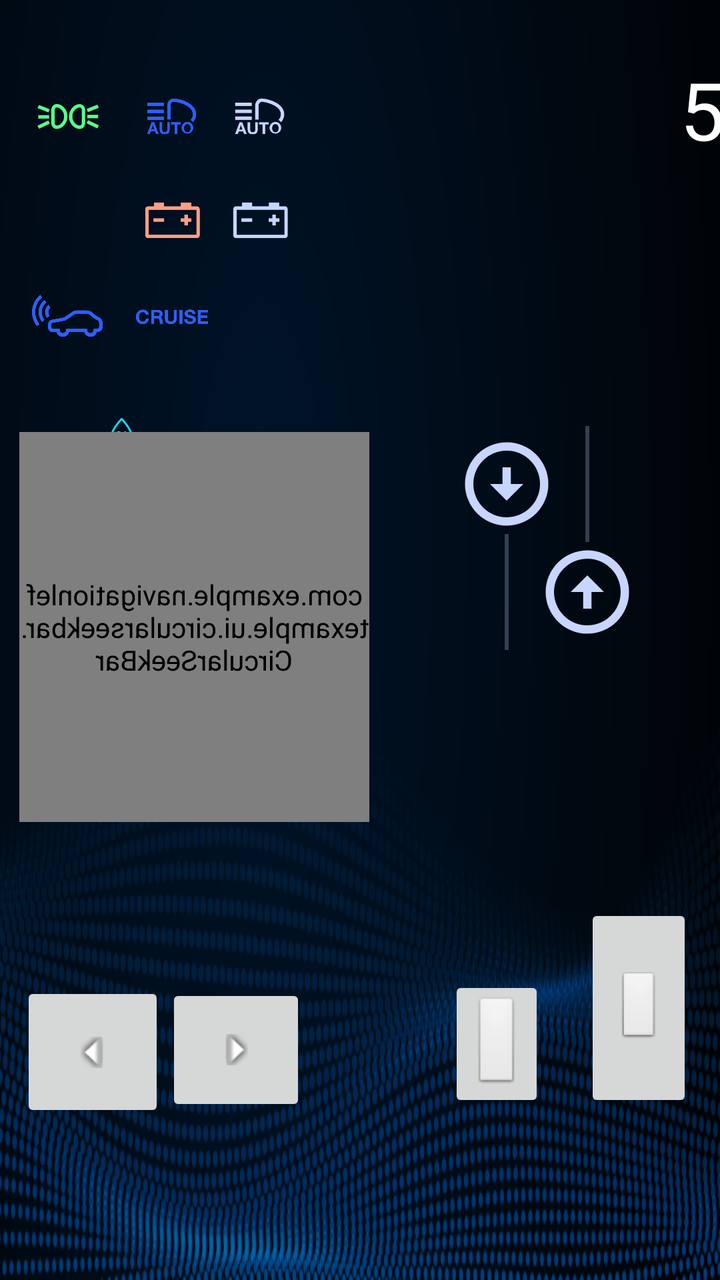
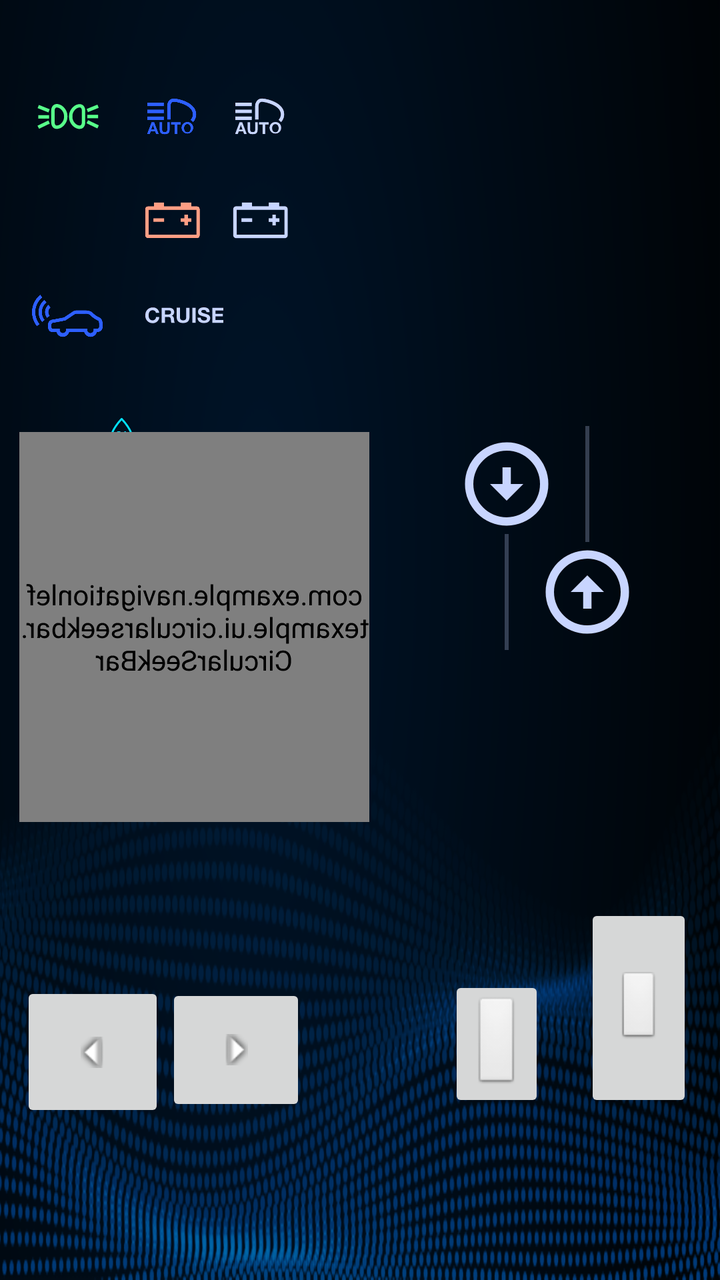

An Android layout rendered at two revisions. The XML below is the earlier revision; the diff shows what the commit changed to produce the second picture.
<!-- AndroidManifest.xml: application theme Theme.NavigationLeftExample -->
<!-- res/layout/fragment_home.xml -->
<?xml version="1.0" encoding="utf-8"?>
<layout xmlns:android="http://schemas.android.com/apk/res/android"

    xmlns:app="http://schemas.android.com/apk/res-auto"
    xmlns:tools="http://schemas.android.com/tools">

    <data>
        <variable
        name="bluetoothViewModelData"
        type="com.example.navigationleftexample.ui.bluetooth.BluetoothViewModel"/>
    </data>



<androidx.constraintlayout.widget.ConstraintLayout


    android:id="@+id/rootRL"
    android:layout_width="match_parent"
    android:layout_height="match_parent"
    android:background="@drawable/home_background"
    android:fitsSystemWindows="true"
    tools:context=".ui.home.HomeFragment">


    <ImageView
        android:layout_width="36dp"
        android:layout_height="36dp"
        android:layout_marginStart="440dp"
        android:layout_marginTop="36dp"
        android:src="@drawable/dashboard_dir_compass"
        app:layout_constraintHorizontal_bias="0.953"
        app:layout_constraintLeft_toLeftOf="parent"
        app:layout_constraintRight_toRightOf="parent"
        app:layout_constraintStart_toStartOf="parent"
        app:layout_constraintTop_toTopOf="parent"
        app:navGraph="@navigation/mobile_navigation" />

    <ImageView
        android:id="@+id/nordCompass"
        android:layout_width="36dp"
        android:layout_height="36dp"
        android:layout_marginStart="440dp"
        android:layout_marginTop="36dp"
        android:src="@drawable/dashboard_nord_compass"
        app:layout_constraintHorizontal_bias="0.953"
        app:layout_constraintLeft_toLeftOf="parent"
        app:layout_constraintRight_toRightOf="parent"
        app:layout_constraintStart_toStartOf="parent"
        app:layout_constraintTop_toTopOf="parent"
        app:navGraph="@navigation/mobile_navigation" />

    <ImageView
        android:layout_width="25dp"
        android:layout_height="26dp"
        android:layout_marginStart="48dp"
        android:layout_marginTop="204dp"
        android:src="@drawable/dashboard_humidity"
        app:layout_constraintHorizontal_bias="0.953"
        app:layout_constraintLeft_toLeftOf="parent"
        app:layout_constraintRight_toRightOf="parent"
        app:layout_constraintStart_toStartOf="parent"
        app:layout_constraintTop_toTopOf="parent"
        app:navGraph="@navigation/mobile_navigation" />

    <ImageView
        android:layout_width="36dp"
        android:layout_height="36dp"
        android:layout_marginStart="16dp"
        android:layout_marginTop="40dp"
        android:src="@drawable/dashboard_gabarit_on"
        app:layout_constraintHorizontal_bias="0.953"
        app:layout_constraintLeft_toLeftOf="parent"
        app:layout_constraintRight_toRightOf="parent"
        app:layout_constraintStart_toStartOf="parent"
        app:layout_constraintTop_toTopOf="parent"
        app:navGraph="@navigation/mobile_navigation" />

    <ImageView
        android:layout_width="36dp"
        android:layout_height="36dp"
        android:layout_marginStart="68dp"
        android:layout_marginTop="40dp"
        android:src="@drawable/dashboard_auto_light_on"
        app:layout_constraintHorizontal_bias="0.953"
        app:layout_constraintLeft_toLeftOf="parent"
        app:layout_constraintRight_toRightOf="parent"
        app:layout_constraintStart_toStartOf="parent"
        app:layout_constraintTop_toTopOf="parent"
        app:navGraph="@navigation/mobile_navigation" />



    <ImageButton
        android:id="@+id/signalOffButton"
        android:layout_width="36dp"
        android:layout_height="36dp"
        android:layout_marginStart="664dp"
        android:layout_marginTop="128dp"
        android:background="@null"
        android:clickable="true"
        android:src="@drawable/dashboard_signal_off"
        app:layout_constraintHorizontal_bias="0.953"
        app:layout_constraintLeft_toLeftOf="parent"
        app:layout_constraintRight_toRightOf="parent"
        app:layout_constraintStart_toStartOf="parent"
        app:layout_constraintTop_toTopOf="parent"
        app:navGraph="@navigation/mobile_navigation" />



    <ImageView
        android:layout_width="36dp"
        android:layout_height="36dp"
        android:layout_marginStart="68dp"
        android:layout_marginTop="92dp"
        android:src="@drawable/dashboard_akku_on"
        app:layout_constraintHorizontal_bias="0.953"
        app:layout_constraintLeft_toLeftOf="parent"
        app:layout_constraintRight_toRightOf="parent"
        app:layout_constraintStart_toStartOf="parent"
        app:layout_constraintTop_toTopOf="parent"
        app:navGraph="@navigation/mobile_navigation" />

    <ImageView
        android:layout_width="36dp"
        android:layout_height="36dp"
        android:layout_marginStart="16dp"
        android:layout_marginTop="140dp"
        android:src="@drawable/dashboard_camera_on"
        app:layout_constraintHorizontal_bias="0.953"
        app:layout_constraintLeft_toLeftOf="parent"
        app:layout_constraintRight_toRightOf="parent"
        app:layout_constraintStart_toStartOf="parent"
        app:layout_constraintTop_toTopOf="parent"
        app:navGraph="@navigation/mobile_navigation" />


    <ImageView
        android:layout_width="36dp"
        android:layout_height="36dp"
        android:layout_marginStart="68dp"
        android:layout_marginTop="140dp"
        android:src="@drawable/dashboard_cruise_on"
        app:layout_constraintHorizontal_bias="0.953"
        app:layout_constraintLeft_toLeftOf="parent"
        app:layout_constraintRight_toRightOf="parent"
        app:layout_constraintStart_toStartOf="parent"
        app:layout_constraintTop_toTopOf="parent"
        app:navGraph="@navigation/mobile_navigation" />


    <ImageView
        android:layout_width="36dp"
        android:layout_height="36dp"
        android:layout_marginStart="608dp"
        android:layout_marginTop="40dp"
        android:src="@drawable/dashboard_left_on"
        app:layout_constraintHorizontal_bias="0.953"
        app:layout_constraintLeft_toLeftOf="parent"
        app:layout_constraintRight_toRightOf="parent"
        app:layout_constraintStart_toStartOf="parent"
        app:layout_constraintTop_toTopOf="parent"
        app:navGraph="@navigation/mobile_navigation" />


    <ImageView
        android:layout_width="36dp"
        android:layout_height="36dp"
        android:layout_marginStart="608dp"
        android:layout_marginTop="88dp"
        android:src="@drawable/dashboard_light_on"
        app:layout_constraintHorizontal_bias="0.953"
        app:layout_constraintLeft_toLeftOf="parent"
        app:layout_constraintRight_toRightOf="parent"
        app:layout_constraintStart_toStartOf="parent"
        app:layout_constraintTop_toTopOf="parent"
        app:navGraph="@navigation/mobile_navigation" />

    <ImageView
        android:layout_width="36dp"
        android:layout_height="36dp"
        android:layout_marginStart="664dp"
        android:layout_marginTop="88dp"
        android:src="@drawable/dashboard_parktronic_on"
        app:layout_constraintHorizontal_bias="0.953"
        app:layout_constraintLeft_toLeftOf="parent"
        app:layout_constraintRight_toRightOf="parent"
        app:layout_constraintStart_toStartOf="parent"
        app:layout_constraintTop_toTopOf="parent"
        app:navGraph="@navigation/mobile_navigation" />

    <ImageView
        android:layout_width="36dp"
        android:layout_height="36dp"
        android:layout_marginStart="664dp"
        android:layout_marginTop="40dp"
        android:src="@drawable/dashboard_right_on"
        app:layout_constraintHorizontal_bias="0.953"
        app:layout_constraintLeft_toLeftOf="parent"
        app:layout_constraintRight_toRightOf="parent"
        app:layout_constraintStart_toStartOf="parent"
        app:layout_constraintTop_toTopOf="parent"
        app:navGraph="@navigation/mobile_navigation" />

    <ImageView
        android:layout_width="36dp"
        android:layout_height="36dp"
        android:layout_marginStart="608dp"
        android:layout_marginTop="128dp"
        android:src="@drawable/dashboard_warning_on"
        app:layout_constraintHorizontal_bias="0.953"
        app:layout_constraintLeft_toLeftOf="parent"
        app:layout_constraintRight_toRightOf="parent"
        app:layout_constraintStart_toStartOf="parent"
        app:layout_constraintTop_toTopOf="parent"
        app:navGraph="@navigation/mobile_navigation" />

    <ImageView
        android:layout_width="36dp"
        android:layout_height="36dp"
        android:layout_marginStart="112dp"
        android:layout_marginTop="92dp"
        android:src="@drawable/dashboard_akku"
        app:layout_constraintHorizontal_bias="0.953"
        app:layout_constraintLeft_toLeftOf="parent"
        app:layout_constraintRight_toRightOf="parent"
        app:layout_constraintStart_toStartOf="parent"
        app:layout_constraintTop_toTopOf="parent"
        app:navGraph="@navigation/mobile_navigation" />

    <ImageView
        android:layout_width="36dp"
        android:layout_height="36dp"
        android:layout_marginStart="112dp"
        android:layout_marginTop="40dp"
        android:src="@drawable/dashboard_auto_light"
        app:layout_constraintHorizontal_bias="0.953"
        app:layout_constraintLeft_toLeftOf="parent"
        app:layout_constraintRight_toRightOf="parent"
        app:layout_constraintStart_toStartOf="parent"
        app:layout_constraintTop_toTopOf="parent"
        app:navGraph="@navigation/mobile_navigation" />



    <com.example.navigationleftexample.ui.circularseekbar.CircularSeekBar
        android:id="@+id/circularSeekbar"
        android:layout_width="175dp"
        android:layout_height="195dp"
        android:layout_marginTop="216dp"
        android:rotationY="180"
        app:circle_color="#C8D5FF"
        app:circle_x_radius="130dp"
        app:circle_y_radius="150dp"
        app:end_angle="0"
        app:layout_constraintHorizontal_bias="0.053"
        app:layout_constraintLeft_toLeftOf="parent"
        app:layout_constraintRight_toRightOf="parent"
        app:layout_constraintTop_toTopOf="parent"
        app:max="140"
        app:navGraph="@navigation/mobile_navigation"
        app:pointer_alpha_ontouch="100"
        app:pointer_color="#0174DF"
        app:pointer_halo_color="#880174DF"
        app:progress="70"
        app:start_angle="180"

        app:use_custom_radii="true"
        tools:ignore="MissingConstraints" />


    <SeekBar
        android:id="@+id/speedSeekBar"
        android:layout_width="120dp"
        android:layout_height="130dp"
        android:layout_marginTop="192dp"
        android:progress="0"
        android:progressBackgroundTint="#C8D5FF"
        android:rotation="270"
        android:splitTrack="true"
        android:thumb="@drawable/arrow_circle_up"
        android:thumbOffset="20dp"
        android:thumbTint="#C8D5FF"
        app:defaultNavHost="true"
        app:layout_constraintHorizontal_bias="0.973"
        app:layout_constraintLeft_toLeftOf="parent"
        app:layout_constraintRight_toRightOf="parent"
        app:layout_constraintTop_toTopOf="parent"
        app:navGraph="@navigation/mobile_navigation" />

    <SeekBar
        android:id="@+id/speedBackSeekBar"
        android:layout_width="120dp"
        android:layout_height="130dp"
        android:layout_marginTop="216dp"
        android:progress="0"
        android:progressBackgroundTint="#C8D5FF"
        android:rotation="90"
        android:splitTrack="true"
        android:thumb="@drawable/arrow_circle_up"
        android:thumbOffset="20dp"
        android:thumbTint="#C8D5FF"
        app:defaultNavHost="true"
        app:layout_constraintHorizontal_bias="0.805"
        app:layout_constraintLeft_toLeftOf="parent"
        app:layout_constraintRight_toRightOf="parent"
        app:layout_constraintTop_toTopOf="parent"
        app:navGraph="@navigation/mobile_navigation" />

    <ImageButton
        android:id="@+id/right"
        android:layout_width="62dp"
        android:layout_height="74dp"
        android:layout_marginTop="488dp"
        android:rotation="270"
        android:src="@android:drawable/arrow_down_float"
        app:layout_constraintHorizontal_bias="0.292"
        app:layout_constraintLeft_toLeftOf="parent"
        app:layout_constraintRight_toRightOf="parent"
        app:layout_constraintTop_toTopOf="parent"
        app:navGraph="@navigation/mobile_navigation" />

    <ImageButton
        android:id="@+id/left"
        android:layout_width="66dp"
        android:layout_height="76dp"
        android:layout_marginTop="488dp"
        android:rotation="90"
        android:src="@android:drawable/arrow_down_float"
        app:layout_constraintHorizontal_bias="0.045"
        app:layout_constraintLeft_toLeftOf="parent"
        app:layout_constraintRight_toRightOf="parent"
        app:layout_constraintTop_toTopOf="parent"
        app:navGraph="@navigation/mobile_navigation" />

    <ImageButton
        android:id="@+id/throttle"
        android:layout_width="54dp"
        android:layout_height="104dp"
        android:layout_marginTop="452dp"
        android:src="@android:drawable/btn_default_small"
        app:layout_constraintHorizontal_bias="0.955"
        app:layout_constraintLeft_toLeftOf="parent"
        app:layout_constraintRight_toRightOf="parent"
        app:layout_constraintTop_toTopOf="parent"
        app:navGraph="@navigation/mobile_navigation" />

    <ImageButton
        android:id="@+id/brake"
        android:layout_width="wrap_content"
        android:layout_height="wrap_content"
        android:layout_marginTop="488dp"
        android:src="@android:drawable/btn_default"
        app:layout_constraintHorizontal_bias="0.719"
        app:layout_constraintLeft_toLeftOf="parent"
        app:layout_constraintRight_toRightOf="parent"
        app:layout_constraintTop_toTopOf="parent"
        app:navGraph="@navigation/mobile_navigation" />


    <ImageButton
        android:id="@+id/onOffButton"
        android:layout_width="36dp"
        android:layout_height="36dp"
        android:layout_marginStart="504dp"
        android:layout_marginTop="128dp"
        android:background="@null"
        android:clickable="true"
        android:src="@drawable/dashboard_off_on"
        app:layout_constraintHorizontal_bias="0.953"
        app:layout_constraintLeft_toLeftOf="parent"
        app:layout_constraintRight_toRightOf="parent"
        app:layout_constraintStart_toStartOf="parent"
        app:layout_constraintTop_toTopOf="parent"
        app:navGraph="@navigation/mobile_navigation" />

    <TextView
        android:id="@+id/textViewTempUnitMeasurment"
        android:layout_width="16dp"
        android:layout_height="17dp"
        android:layout_marginStart="564dp"
        android:layout_marginTop="56dp"
        android:text="\u2103"
        android:textColor="#03E3FC"
        app:layout_constraintHorizontal_bias="0.953"
        app:layout_constraintLeft_toLeftOf="parent"
        app:layout_constraintRight_toRightOf="parent"
        app:layout_constraintStart_toStartOf="parent"
        app:layout_constraintTop_toTopOf="parent"
        app:navGraph="@navigation/mobile_navigation" />

    <TextView
        android:id="@+id/textViewSpeedUnitMeasurment"
        android:layout_width="wrap_content"
        android:layout_height="wrap_content"
        android:layout_marginStart="368dp"
        android:layout_marginTop="56dp"
        android:text="km/h"
        android:textColor="#03E3FC"
        app:layout_constraintHorizontal_bias="0.953"
        app:layout_constraintLeft_toLeftOf="parent"
        app:layout_constraintRight_toRightOf="parent"
        app:layout_constraintStart_toStartOf="parent"
        app:layout_constraintTop_toTopOf="parent"
        app:navGraph="@navigation/mobile_navigation" />

    <TextView
        android:id="@+id/textViewSpeedValue"
        android:layout_width="26dp"
        android:layout_height="47dp"
        android:layout_marginStart="340dp"
        android:layout_marginTop="28dp"
        android:text="5"
        android:textColor="#FFFFFF"
        android:textSize="40dp"
        app:layout_constraintHorizontal_bias="0.953"
        app:layout_constraintLeft_toLeftOf="parent"
        app:layout_constraintRight_toRightOf="parent"
        app:layout_constraintStart_toStartOf="parent"
        app:layout_constraintTop_toTopOf="parent"
        app:navGraph="@navigation/mobile_navigation" />

    <TextView
        android:id="@+id/textViewTempValue"
        android:layout_width="61dp"
        android:layout_height="38dp"
        android:layout_marginStart="504dp"
        android:layout_marginTop="40dp"
        android:text="@{bluetoothViewModelData.tempSensor.toString()}"
        android:textColor="#FFFFFF"
        android:textSize="30dp"
        app:layout_constraintHorizontal_bias="0.953"
        app:layout_constraintLeft_toLeftOf="parent"
        app:layout_constraintRight_toRightOf="parent"
        app:layout_constraintStart_toStartOf="parent"
        app:layout_constraintTop_toTopOf="parent"
        app:navGraph="@navigation/mobile_navigation" />

    <TextView
        android:id="@+id/textViewHumidityValue"
        android:layout_width="35dp"
        android:layout_height="40dp"
        android:layout_marginStart="16dp"
        android:layout_marginTop="192dp"
        android:text="@{bluetoothViewModelData.humiditySensor.toString()}"
        android:textColor="#FFFFFF"
        android:textSize="30dp"
        app:layout_constraintHorizontal_bias="0.953"
        app:layout_constraintLeft_toLeftOf="parent"
        app:layout_constraintRight_toRightOf="parent"
        app:layout_constraintStart_toStartOf="parent"
        app:layout_constraintTop_toTopOf="parent"
        app:navGraph="@navigation/mobile_navigation" />


</androidx.constraintlayout.widget.ConstraintLayout>

    </layout>
<!-- resources referenced by this layout -->
<resources>
  <!-- drawable arrow_circle_up (drawable) -->
  <vector xmlns:android="http://schemas.android.com/apk/res/android" android:height="50dp" android:tint="#000000" android:viewportHeight="24" android:viewportWidth="24" android:width="50dp" >
  
      <group
          android:pivotX="12"
          android:pivotY="12"
          android:rotation="90">
  
      <path android:fillColor="@android:color/white"  android:pathData="M12,20c-4.41,0 -8,-3.59 -8,-8s3.59,-8 8,-8s8,3.59 8,8S16.41,20 12,20M12,22c5.52,0 10,-4.48 10,-10c0,-5.52 -4.48,-10 -10,-10C6.48,2 2,6.48 2,12C2,17.52 6.48,22 12,22L12,22zM11,12l0,4h2l0,-4h3l-4,-4l-4,4H11z"/>
  
      </group>
  
  </vector>
  <!-- drawable dashboard_cruise_on: vector/xml drawable (drawable, 2947 chars, omitted) -->
  <!-- drawable dashboard_dir_compass (drawable) -->
  <vector xmlns:android="http://schemas.android.com/apk/res/android"
      android:width="39dp"
      android:height="39dp"
      android:viewportWidth="39"
      android:viewportHeight="39">
    <path
        android:pathData="M19.437,16.704L15.754,28.379C15.712,28.519 15.866,28.639 15.993,28.561L19.507,26.354L23.014,28.554C23.141,28.632 23.295,28.512 23.253,28.372L19.437,16.704ZM19.5,25.258C18.888,25.258 18.389,24.759 18.389,24.147C18.389,23.536 18.888,23.037 19.5,23.037C20.111,23.037 20.61,23.536 20.61,24.147C20.61,24.759 20.111,25.258 19.5,25.258Z"
        android:strokeLineJoin="round"
        android:strokeWidth="0.5"
        android:fillColor="#FF3300"
        android:strokeColor="#FF3300"/>
  </vector>
  <!-- drawable dashboard_signal_off (drawable) -->
  <vector xmlns:android="http://schemas.android.com/apk/res/android"
      android:width="39dp"
      android:height="39dp"
      android:viewportWidth="39"
      android:viewportHeight="39">
    <path
        android:pathData="M30.672,18.891V21.917H29.436C29.436,20.365 27.498,20.059 27.498,20.059H17.591C10.938,20.059 10.542,25.782 10.542,25.782H9V12H10.542C10.542,12 10.938,17.735 17.591,17.735H27.498C27.498,17.735 29.436,17.418 29.436,15.876H30.672V18.891Z"
        android:fillColor="#C8D5FF"/>
    <path
        android:pathData="M21.389,26.168C17.58,26.168 14.713,24.547 14.713,22.405C14.713,20.263 17.58,18.642 21.389,18.642C25.197,18.642 28.076,20.263 28.076,22.405C28.076,24.547 25.186,26.168 21.389,26.168ZM21.389,20.501C18.453,20.501 16.572,21.634 16.572,22.405C16.572,23.176 18.453,24.309 21.389,24.309C24.325,24.309 26.217,23.176 26.217,22.405C26.217,21.634 24.325,20.501 21.389,20.501Z"
        android:fillColor="#C8D5FF"/>
  </vector>
  <style name="Theme.NavigationLeftExample" parent="Theme.MaterialComponents.DayNight.DarkActionBar">
          
          <item name="colorPrimary">@color/purple_500</item>
          <item name="colorPrimaryVariant">@color/purple_700</item>
          <item name="colorOnPrimary">@color/white</item>
          
          <item name="colorSecondary">@color/teal_200</item>
          <item name="colorSecondaryVariant">@color/teal_700</item>
          <item name="colorOnSecondary">@color/black</item>
          
          <item name="android:statusBarColor">?attr/colorPrimaryVariant</item>
  
          
      </style>
  <color name="purple_500">#FF6200EE</color>
  <color name="purple_700">#FF3700B3</color>
  <color name="white">#FFFFFFFF</color>
  <color name="teal_200">#FF03DAC5</color>
  <color name="teal_700">#FF018786</color>
  <color name="black">#FF000000</color>
  <!-- unchanged entries left out for length: 15 -->
</resources>

<!-- the commit's change to res/layout/fragment_home.xml (unified diff, before → after) -->
@@ -136,18 +136,6 @@
         app:navGraph="@navigation/mobile_navigation" />
 
 
-    <ImageView
-        android:layout_width="36dp"
-        android:layout_height="36dp"
-        android:layout_marginStart="68dp"
-        android:layout_marginTop="140dp"
-        android:src="@drawable/dashboard_cruise_on"
-        app:layout_constraintHorizontal_bias="0.953"
-        app:layout_constraintLeft_toLeftOf="parent"
-        app:layout_constraintRight_toRightOf="parent"
-        app:layout_constraintStart_toStartOf="parent"
-        app:layout_constraintTop_toTopOf="parent"
-        app:navGraph="@navigation/mobile_navigation" />
 
 
     <ImageView
@@ -375,6 +363,22 @@
         app:layout_constraintTop_toTopOf="parent"
         app:navGraph="@navigation/mobile_navigation" />
 
+    <ImageButton
+        android:id="@+id/cruiseButtonOff"
+        android:layout_width="48dp"
+        android:layout_height="34dp"
+        android:layout_marginStart="68dp"
+        android:layout_marginTop="140dp"
+        android:background="@null"
+        android:clickable="true"
+        android:src="@drawable/dashboard_cruise_off"
+        app:layout_constraintHorizontal_bias="0.953"
+        app:layout_constraintLeft_toLeftOf="parent"
+        app:layout_constraintRight_toRightOf="parent"
+        app:layout_constraintStart_toStartOf="parent"
+        app:layout_constraintTop_toTopOf="parent"
+        app:navGraph="@navigation/mobile_navigation" />
+
     <TextView
         android:id="@+id/textViewTempUnitMeasurment"
         android:layout_width="16dp"
@@ -396,7 +400,7 @@
         android:layout_height="wrap_content"
         android:layout_marginStart="368dp"
         android:layout_marginTop="56dp"
-        android:text="km/h"
+        android:text="m/s"
         android:textColor="#03E3FC"
         app:layout_constraintHorizontal_bias="0.953"
         app:layout_constraintLeft_toLeftOf="parent"
@@ -407,11 +411,11 @@
 
     <TextView
         android:id="@+id/textViewSpeedValue"
-        android:layout_width="26dp"
-        android:layout_height="47dp"
-        android:layout_marginStart="340dp"
-        android:layout_marginTop="28dp"
-        android:text="5"
+        android:layout_width="129dp"
+        android:layout_height="42dp"
+        android:layout_marginStart="236dp"
+        android:layout_marginTop="36dp"
+        android:text="@{bluetoothViewModelData.speedSensor.toString()}"
         android:textColor="#FFFFFF"
         android:textSize="40dp"
         app:layout_constraintHorizontal_bias="0.953"
<!-- resource entries referenced after the edit -->
@@ -13,7 +13,7 @@
       </group>
   
   </vector>
-  <!-- drawable dashboard_cruise_on: vector/xml drawable (drawable, 2947 chars, omitted) -->
+  <!-- drawable dashboard_cruise_off: vector/xml drawable (drawable, 2947 chars, omitted) -->
   <!-- drawable dashboard_dir_compass (drawable) -->
   <vector xmlns:android="http://schemas.android.com/apk/res/android"
       android:width="39dp"
